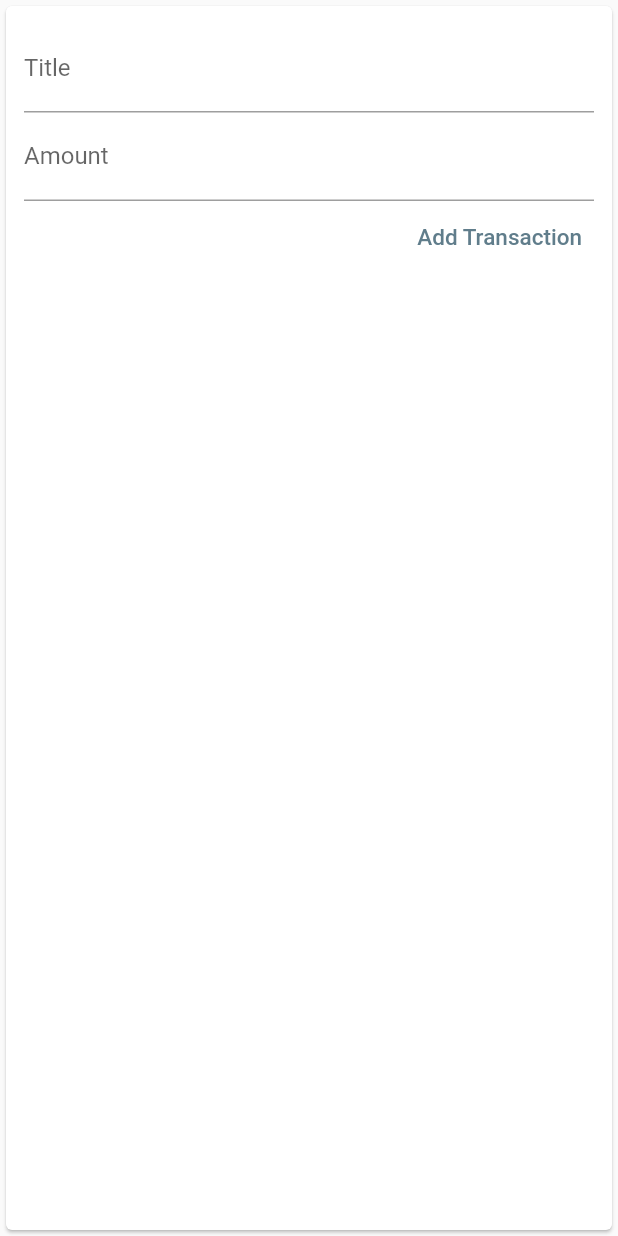
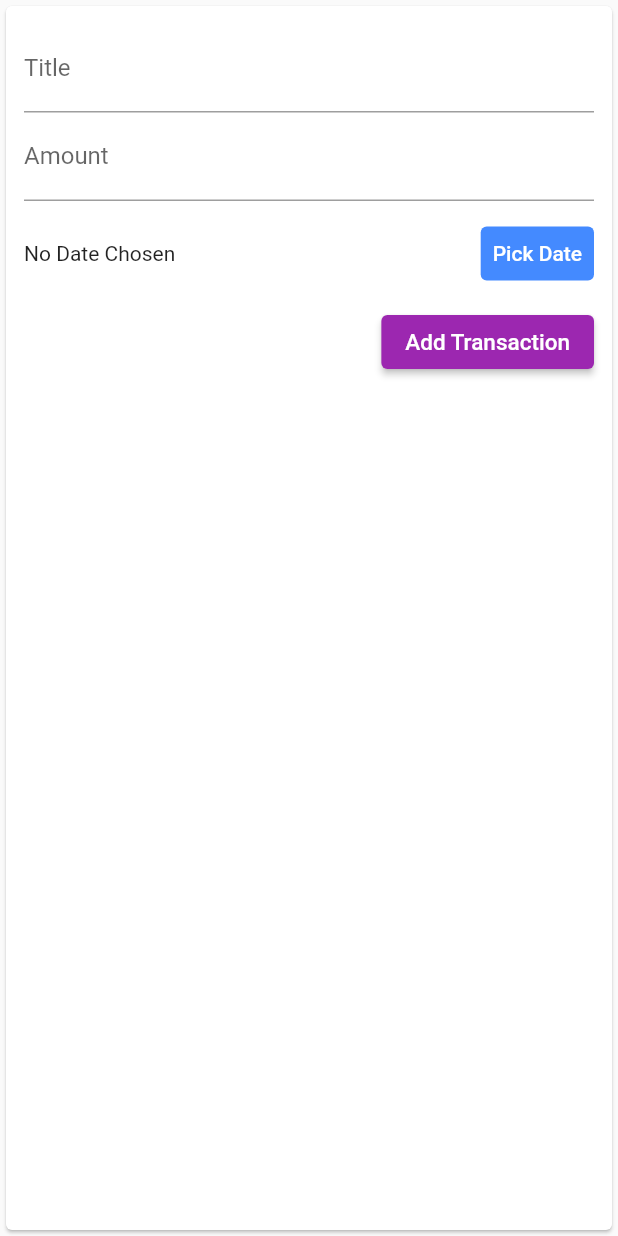
Before and after one commit to shshamim63/Flutter-exxpense-app, a Flutter app: the NewTransaction widget shown alone on an empty page, opened directly with empty values, after a tap on "Add Transaction", on a phone screen of 412 x 824 dp. Run offline on Flutter 3.47's test engine with Material 2 defaults, Android fonts, the phone set to English and light mode, and no system bars.

Commit message:
Added date picker into the list

```diff
--- a/lib/main.dart
+++ b/lib/main.dart
@@ -57,12 +57,12 @@ class _MyHomePageState extends State<MyHomePage> {
     }).toList();
   }
 
-  void _addNewTransaction(String txTitle, double txAmount) {
+  void _addNewTransaction(String txTitle, double txAmount, DateTime txDate) {
     final newTx = Transaction(
       title: txTitle,
       amount: txAmount,
       id: DateTime.now().toString(),
-      date: DateTime.now(),
+      date: txDate,
     );
 
     setState(() {
--- a/lib/widgets/new_transaction.dart
+++ b/lib/widgets/new_transaction.dart
@@ -1,4 +1,5 @@
 import 'package:flutter/material.dart';
+import 'package:intl/intl.dart';
 
 class NewTransaction extends StatefulWidget {
   final Function addTx;
@@ -9,26 +10,42 @@ class NewTransaction extends StatefulWidget {
   _NewTransactionState createState() => _NewTransactionState();
 }
 
-
 class _NewTransactionState extends State<NewTransaction> {
   final titleController = TextEditingController();
   final amountController = TextEditingController();
+  DateTime? _selectedDate;
 
+  void _submitData() {
+    final _titleInput = titleController.text;
+    final _amountInput = double.parse(amountController.text);
 
-  void submitData() {
-    final titleInput = titleController.text;
-    final amountInput = double.parse(amountController.text);
-
-    if (titleInput.isEmpty || amountInput <= 0) {
+    if (_titleInput.isEmpty || _amountInput <= 0 || _selectedDate == null) {
       return;
     }
 
     widget.addTx(
-      titleInput,
-      amountInput,
+      _titleInput,
+      _amountInput,
+      _selectedDate,
     );
 
     Navigator.of(context).pop();
+  }
+
+  void _presentDatePicker() {
+    showDatePicker(
+      context: context,
+      initialDate: DateTime.now(),
+      firstDate: DateTime(2019),
+      lastDate: DateTime.now(),
+    ).then((value) {
+      if (value == null) {
+        return;
+      }
+      setState(() {
+        _selectedDate = value;
+      });
+    });
   }
 
   @override
@@ -47,7 +64,7 @@ class _NewTransactionState extends State<NewTransaction> {
                 labelText: 'Title',
               ),
               controller: titleController,
-              onSubmitted: (_) => submitData(),
+              onSubmitted: (_) => _submitData(),
             ),
             TextField(
               style: const TextStyle(
@@ -57,15 +74,44 @@ class _NewTransactionState extends State<NewTransaction> {
                 labelText: 'Amount',
               ),
               controller: amountController,
-              keyboardType: TextInputType.numberWithOptions(decimal: true),
-              onSubmitted: (_) => submitData(),
+              keyboardType:
+                  const TextInputType.numberWithOptions(decimal: true),
+              onSubmitted: (_) => _submitData(),
             ),
-            TextButton(
-              onPressed: submitData,
+            SizedBox(
+              height: 70,
+              child: Row(
+                children: <Widget>[
+                  Expanded(
+                    child: Text(
+                      _selectedDate == null
+                          ? 'No Date Chosen'
+                          : DateFormat.yMd().format(_selectedDate!),
+                    ),
+                  ),
+                  Container(
+                    margin: const EdgeInsetsDirectional.only(start: 5.0),
+                    child: TextButton(
+                      style: ButtonStyle(
+                        backgroundColor:
+                            MaterialStateProperty.all(Colors.blueAccent),
+                      ),
+                      onPressed: _presentDatePicker,
+                      child: const Text(
+                        'Pick Date',
+                        style: TextStyle(color: Colors.white),
+                      ),
+                    ),
+                  ),
+                ],
+              ),
+            ),
+            ElevatedButton(
+              onPressed: _submitData,
               child: const Text(
                 'Add Transaction',
                 style: TextStyle(
-                  color: Colors.blueGrey,
+                  color: Colors.white,
                   fontSize: 15,
                 ),
               ),
--- a/lib/widgets/transaction_list.dart
+++ b/lib/widgets/transaction_list.dart
@@ -45,12 +45,12 @@ class TransactionList extends StatelessWidget {
                       ),
                     ),
                     trailing: IconButton(
-                      icon: Icon(Icons.delete),
+                      icon: const Icon(Icons.delete),
+                      color: Theme.of(context).errorColor,
                       onPressed: () {
                         removeTransactionFromList(index);
                       },
                     ),
-
                   ),
                 );
               },
```
